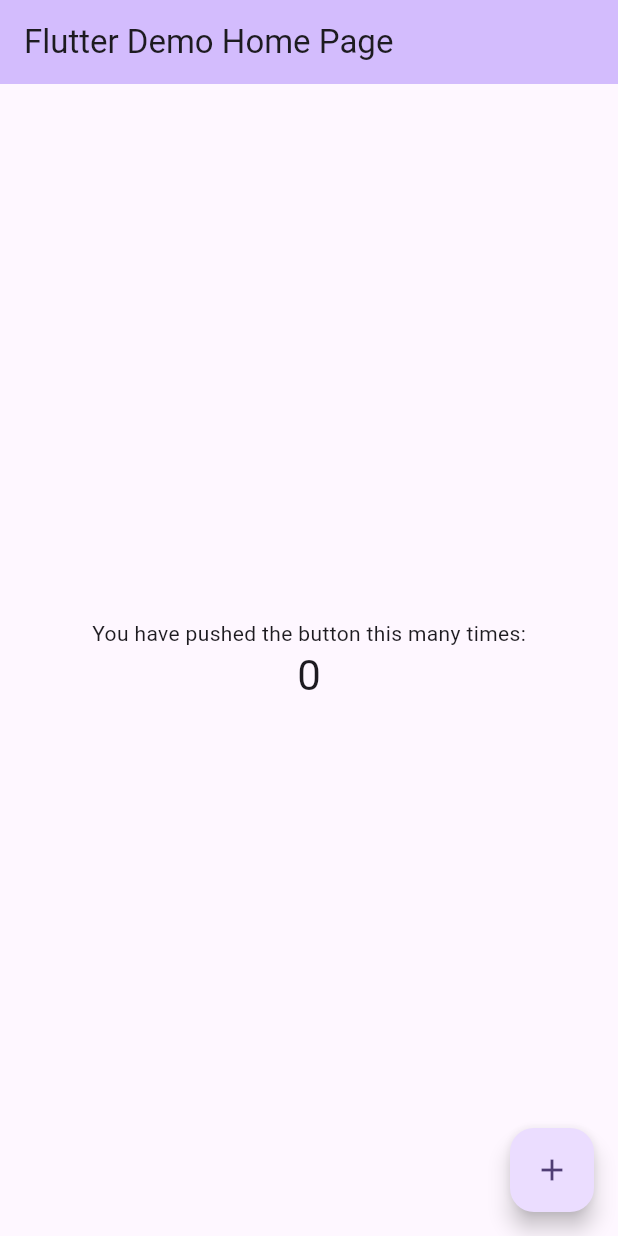
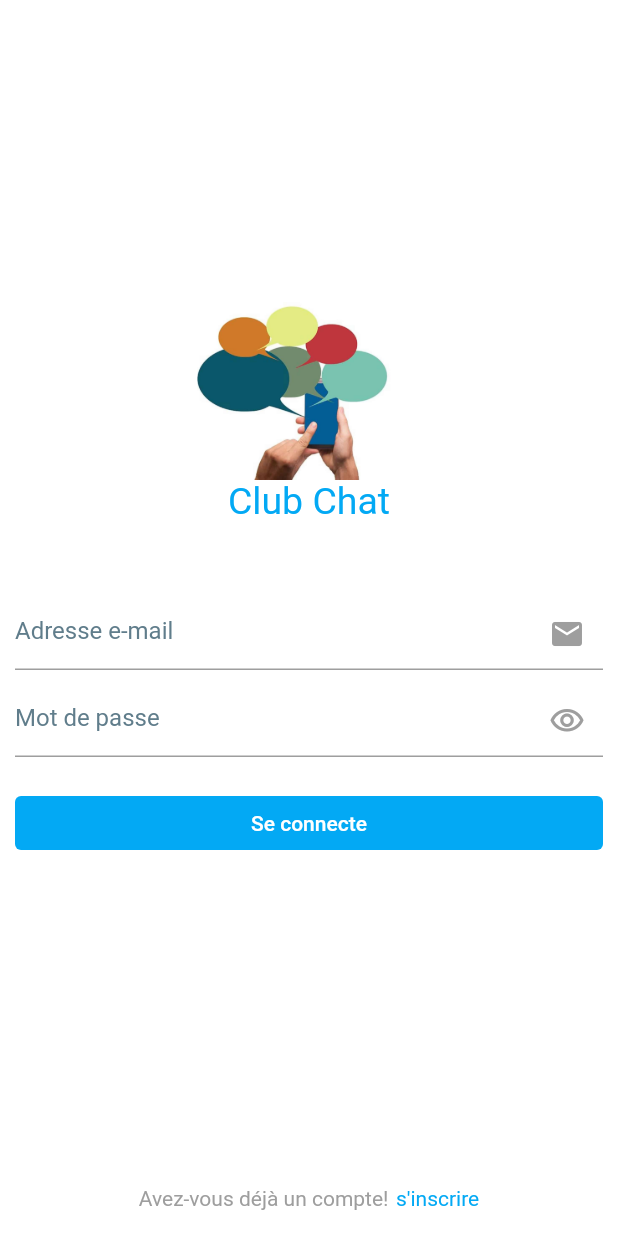
Before and after one commit to RamananaThuMingThierry/messages_groupes, a Flutter app: the screen it shows after launch, on a phone screen of 412 x 824 dp. Run offline on Flutter 3.47's test engine with Material 2 defaults, Android fonts, the phone set to English and light mode, and no system bars; our stand-ins replace firebase_auth, firebase_core, google_fonts; accounts and stored records are empty.

Commit message:
Changer logo apk

```diff
--- /dev/null
+++ b/lib/constants/constants.dart
@@ -0,0 +1,5 @@
+import 'dart:ui';
+import 'package:flutter/material.dart';
+import 'package:google_fonts/google_fonts.dart';
+
+TextStyle style = GoogleFonts.k2d(color: Colors.blueGrey);
--- a/lib/main.dart
+++ b/lib/main.dart
@@ -1,6 +1,11 @@
+import 'package:firebase_core/firebase_core.dart';
 import 'package:flutter/material.dart';
+import 'package:message/pages/auth/login.dart';
+import 'package:message/pages/auth/statusAuth.dart';
 
-void main() {
+void main() async{
+  WidgetsFlutterBinding.ensureInitialized();
+  await Firebase.initializeApp();
   runApp(const MyApp());
 }
 
@@ -12,114 +17,8 @@ class MyApp extends StatelessWidget {
   Widget build(BuildContext context) {
     return MaterialApp(
       title: 'Flutter Demo',
-      theme: ThemeData(
-        // This is the theme of your application.
-        //
-        // TRY THIS: Try running your application with "flutter run". You'll see
-        // the application has a blue toolbar. Then, without quitting the app,
-        // try changing the seedColor in the colorScheme below to Colors.green
-        // and then invoke "hot reload" (save your changes or press the "hot
-        // reload" button in a Flutter-supported IDE, or press "r" if you used
-        // the command line to start the app).
-        //
-        // Notice that the counter didn't reset back to zero; the application
-        // state is not lost during the reload. To reset the state, use hot
-        // restart instead.
-        //
-        // This works for code too, not just values: Most code changes can be
-        // tested with just a hot reload.
-        colorScheme: ColorScheme.fromSeed(seedColor: Colors.deepPurple),
-        useMaterial3: true,
-      ),
-      home: const MyHomePage(title: 'Flutter Demo Home Page'),
+      debugShowCheckedModeBanner: false,
+      home: StatusAuthScreen()
     );
   }
 }
-
-class MyHomePage extends StatefulWidget {
-  const MyHomePage({super.key, required this.title});
-
-  // This widget is the home page of your application. It is stateful, meaning
-  // that it has a State object (defined below) that contains fields that affect
-  // how it looks.
-
-  // This class is the configuration for the state. It holds the values (in this
-  // case the title) provided by the parent (in this case the App widget) and
-  // used by the build method of the State. Fields in a Widget subclass are
-  // always marked "final".
-
-  final String title;
-
-  @override
-  State<MyHomePage> createState() => _MyHomePageState();
-}
-
-class _MyHomePageState extends State<MyHomePage> {
-  int _counter = 0;
-
-  void _incrementCounter() {
-    setState(() {
-      // This call to setState tells the Flutter framework that something has
-      // changed in this State, which causes it to rerun the build method below
-      // so that the display can reflect the updated values. If we changed
-      // _counter without calling setState(), then the build method would not be
-      // called again, and so nothing would appear to happen.
-      _counter++;
-    });
-  }
-
-  @override
-  Widget build(BuildContext context) {
-    // This method is rerun every time setState is called, for instance as done
-    // by the _incrementCounter method above.
-    //
-    // The Flutter framework has been optimized to make rerunning build methods
-    // fast, so that you can just rebuild anything that needs updating rather
-    // than having to individually change instances of widgets.
-    return Scaffold(
-      appBar: AppBar(
-        // TRY THIS: Try changing the color here to a specific color (to
-        // Colors.amber, perhaps?) and trigger a hot reload to see the AppBar
-        // change color while the other colors stay the same.
-        backgroundColor: Theme.of(context).colorScheme.inversePrimary,
-        // Here we take the value from the MyHomePage object that was created by
-        // the App.build method, and use it to set our appbar title.
-        title: Text(widget.title),
-      ),
-      body: Center(
-        // Center is a layout widget. It takes a single child and positions it
-        // in the middle of the parent.
-        child: Column(
-          // Column is also a layout widget. It takes a list of children and
-          // arranges them vertically. By default, it sizes itself to fit its
-          // children horizontally, and tries to be as tall as its parent.
-          //
-          // Column has various properties to control how it sizes itself and
-          // how it positions its children. Here we use mainAxisAlignment to
-          // center the children vertically; the main axis here is the vertical
-          // axis because Columns are vertical (the cross axis would be
-          // horizontal).
-          //
-          // TRY THIS: Invoke "debug painting" (choose the "Toggle Debug Paint"
-          // action in the IDE, or press "p" in the console), to see the
-          // wireframe for each widget.
-          mainAxisAlignment: MainAxisAlignment.center,
-          children: <Widget>[
-            const Text(
-              'You have pushed the button this many times:',
-            ),
-            Text(
-              '$_counter',
-              style: Theme.of(context).textTheme.headlineMedium,
-            ),
-          ],
-        ),
-      ),
-      floatingActionButton: FloatingActionButton(
-        onPressed: _incrementCounter,
-        tooltip: 'Increment',
-        child: const Icon(Icons.add),
-      ), // This trailing comma makes auto-formatting nicer for build methods.
-    );
-  }
-}
--- /dev/null
+++ b/lib/pages/auth/login.dart
@@ -0,0 +1,126 @@
+import 'package:flutter/material.dart';
+import 'package:message/constants/constants.dart';
+import 'package:message/pages/auth/register.dart';
+import 'package:message/services/auth.dart';
+import 'package:message/widgets/PasswordFiledForm.dart';
+import 'package:message/widgets/myTextFieldForm.dart';
+
+class LoginScreen extends StatefulWidget {
+  AuthServices? authServices;
+  LoginScreen({required this.authServices});
+
+  @override
+  State<LoginScreen> createState() => _LoginScreenState();
+}
+
+class _LoginScreenState extends State<LoginScreen> {
+  // Déclarations des variables
+  AuthServices? authServices;
+
+  String? email, mot_de_passe;
+  bool visibilite = true;
+
+  final GlobalKey<FormState> _key = GlobalKey<FormState>();
+
+  RegExp regExp = RegExp(r'''
+(([^<>()[\]\\.,;:\s@\"]+(\.[^<>()[\]\\.,;:\s@\"]+)*)|(\".+\"))@((\[[0-9]{1,3}\.[0-9]{1,3}\.[0-9]{1,3}\.[0-9]{1,3}\])|(([a-zA-Z\-0-9]+\.)+[a-zA-Z]{2,}))$''');
+
+  @override
+  void initState() {
+    authServices = widget.authServices;
+    super.initState();
+  }
+  @override
+  Widget build(BuildContext context) {
+    return Scaffold(
+      backgroundColor: Colors.white,
+      body: SafeArea(
+        child: Center(
+          child: SingleChildScrollView(
+            child: Padding(
+              padding: const EdgeInsets.symmetric(horizontal: 10),
+              child: Form(
+                child: Column(
+                  children: [
+                    Image(image: AssetImage("assets/logo.jpg"), width: 150),
+                    Text("Club Chat", style: style.copyWith(color: Colors.lightBlue, fontSize: 25)),
+                    SizedBox(height: 50,),
+                    // Email
+                    MyTextFieldForm(
+                        edit: false,
+                        value: "",
+                        name: "Adresse e-mail",
+                        onChanged: () => (value) => {
+                          setState(() {
+                            email = value;
+                          })
+                        },
+                        validator: () => (value){
+                          if(value == ""){
+                            return "Veuillez saisir votre adresse e-mail!";
+                          }else if(!regExp.hasMatch(value!)){
+                            return "Votre adresse e-mail est invalide!";
+                          }
+                        },
+                        iconData: Icons.email,
+                        textInputType: TextInputType.emailAddress),
+                    SizedBox(height: 10,),
+                    // Mot de passe
+                    PasswordFieldForm(
+                        visibility: visibilite,
+                        validator: () => (value){
+                          if(value == ""){
+                            return "Veuillez saisir votre mot de passe!";
+                          }else if(value!.length < 8){
+                            return "Votre mot de passe doit avoir au moins 8 caractères!";
+                          }
+                        },
+                        name: "Mot de passe",
+                        onTap: () => (){
+                          setState(() {
+                            visibilite = !visibilite;
+                          });
+                          print("${visibilite}");
+                        },
+                        onChanged: () => (value) => {
+                          setState(() {
+                            mot_de_passe = value;
+                          })
+                        }),
+                    SizedBox(height: 20,),
+                    //Button
+                    SizedBox(
+                      width: double.infinity,
+                      child: TextButton(
+                          style: ButtonStyle(
+                              backgroundColor: MaterialStateProperty.all(Colors.lightBlue)
+                          ),
+                          onPressed: (){}, child: Text("Se connecte", style: style.copyWith(color: Colors.white),)),
+                    ),
+                  ],
+                ),
+              ),
+            ),
+          ),
+        ),
+      ),
+      bottomNavigationBar: Container(
+        height: 50,
+        child: Row(
+            mainAxisAlignment: MainAxisAlignment.center,
+            children: [
+              Text("Avez-vous déjà un compte!", style: style.copyWith(color: Colors.grey),),
+              SizedBox(width: 5,),
+              GestureDetector(
+                onTap: (){
+                  Navigator.pushAndRemoveUntil(context, MaterialPageRoute(builder: (BuildContext ctx){
+                    return LoginScreen(authServices: authServices,);
+                  }), (route) => false);
+                },
+                child: Text("s'inscrire", style: style.copyWith(color: Colors.lightBlue)),
+              )
+            ]),
+      ),
+    );
+  }
+}
--- /dev/null
+++ b/lib/pages/auth/statusAuth.dart
@@ -0,0 +1,31 @@
+import 'package:firebase_auth/firebase_auth.dart';
+import 'package:flutter/material.dart';
+import 'package:message/pages/auth/login.dart';
+import 'package:message/pages/messages/message.dart';
+import 'package:message/services/auth.dart';
+
+class StatusAuthScreen extends StatefulWidget {
+  const StatusAuthScreen({Key? key}) : super(key: key);
+
+  @override
+  State<StatusAuthScreen> createState() => _StatusAuthScreenState();
+}
+
+class _StatusAuthScreenState extends State<StatusAuthScreen> {
+  // Déclartions des variables
+  User? user;
+  AuthServices authServices = AuthServices();
+
+  Future<void> getUser() async{
+    final result = await authServices.user;
+    setState(() {
+      user = result;
+    });
+  }
+
+  @override
+  Widget build(BuildContext context) {
+    getUser();
+    return user == null ? LoginScreen(authServices: authServices,) : MessageScreen(user: user, authServices: authServices,);
+  }
+}
--- /dev/null
+++ b/lib/widgets/PasswordFiledForm.dart
@@ -0,0 +1,42 @@
+import 'package:flutter/material.dart';
+
+class PasswordFieldForm extends StatelessWidget {
+
+  final String name;
+  final bool visibility;
+  final Function validator;
+  final Function onChanged;
+  final Function onTap;
+
+  const PasswordFieldForm({Key? key, required this.visibility, required this.validator, required this.name, required this.onTap, required this.onChanged}) : super(key: key);
+
+  @override
+  Widget build(BuildContext context) {
+    return    TextFormField(
+      style: TextStyle(color: Colors.blueGrey),
+      decoration: InputDecoration(
+        hintText: name,
+        suffixIconColor: Colors.lightBlue,
+        enabledBorder : UnderlineInputBorder(
+          borderSide: BorderSide(
+              color: Colors.grey
+          ),
+        ),
+        focusedBorder: UnderlineInputBorder(
+            borderSide: BorderSide(
+              color: Colors.lightBlue,
+            )
+        ),
+        suffixIcon: GestureDetector(
+          onTap: onTap(),
+          child: visibility ? Icon(Icons.visibility_outlined, color: Colors.grey,) : Icon(Icons.visibility_off_outlined),
+        ),
+        hintStyle: TextStyle(color: Colors.blueGrey),
+      ),
+      obscureText: visibility,
+      keyboardType: TextInputType.text,
+      onChanged: onChanged(),
+      validator: validator(),
+    );
+  }
+}
--- /dev/null
+++ b/lib/widgets/myTextFieldForm.dart
@@ -0,0 +1,41 @@
+import 'package:flutter/material.dart';
+import 'package:message/constants/constants.dart';
+
+class MyTextFieldForm extends StatelessWidget {
+
+  final bool edit;
+  final String value;
+  final String name;
+  final Function onChanged;
+  final Function validator;
+  final IconData iconData;
+  final TextInputType textInputType;
+
+  const MyTextFieldForm({Key? key, required this.name, required this.onChanged, required this.validator, required this.iconData, required this.textInputType, required this.edit, required this.value}) : super(key: key);
+  @override
+  Widget build(BuildContext context) {
+    return   TextFormField(
+      style: style,
+      initialValue: edit ? value : null,
+      decoration: InputDecoration(
+        hintText: name,
+        suffixIcon: Icon(iconData),
+        hintStyle: style,
+        suffixIconColor: Colors.grey,
+        enabledBorder : UnderlineInputBorder(
+          borderSide: BorderSide(
+              color: Colors.grey
+          ),
+        ),
+        focusedBorder: UnderlineInputBorder(
+            borderSide: BorderSide(
+              color: Colors.lightBlue,
+            ),
+        ),
+      ),
+      keyboardType: textInputType,
+      onChanged: onChanged(),
+      validator: validator(),
+    );
+  }
+}
```
Also changed, not shown: lib/pages/auth/register.dart (added, +144 -0 lines), lib/pages/messages/message.dart (added, +44 -0 lines), lib/services/auth.dart (added, +31 -0 lines), pubspec.yaml (+4 -4 lines), assets/icon.jpg (added), assets/logo.jpg (added), lib/fonctions/fonctions.dart (added), lib/widgets/widgets.dart (added), pubspec.lock, 11 other files.
